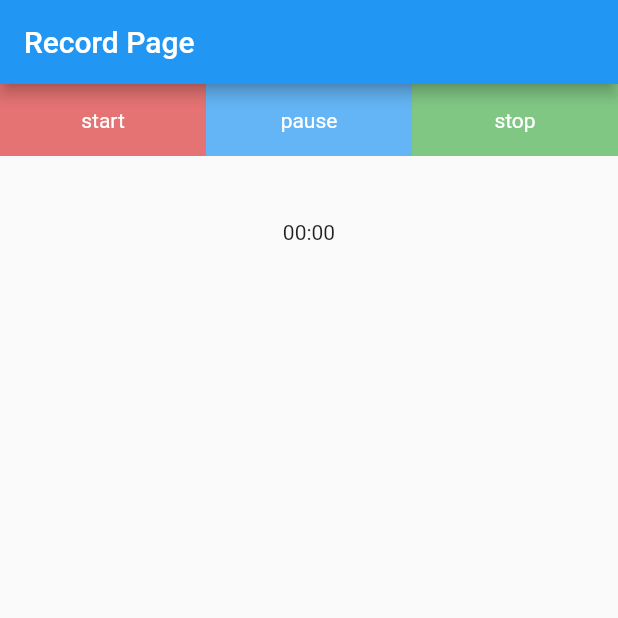
After one commit to totem-technologies/totem, a Flutter app: the HomePage screen opened directly, after a tap on "Record", on a phone screen of 412 x 824 dp, the top half of it. The commit adds this screen. Run offline on Flutter 3.47's test engine with Material 2 defaults, Android fonts, the phone set to English and light mode, and no system bars; our stand-ins replace audioplayers, cloud_firestore, firebase_auth, firebase_core, flutter_riverpod, flutter_screenutil and 5 more; missing offline and left inert: record_mp3; accounts and stored records are empty.

Commit message:
audio record page

```diff
--- a/lib/app/home/HomePage.dart
+++ b/lib/app/home/HomePage.dart
@@ -1,5 +1,6 @@
 import 'package:flutter/material.dart';
 import 'package:cloud_firestore/cloud_firestore.dart';
+import 'package:totem/components/widgets/Button.dart';
 import 'package:totem/components/widgets/Header.dart';
 import 'package:totem/models/Topics.dart';
 import 'package:totem/services/topics.dart';
@@ -113,7 +114,8 @@ class HomePage extends StatelessWidget {
             ],
           ),
           TotemHeader(text: 'Circles'),
-          TopicsList()
+          TopicsList(),
+              TotemButton(onButtonPressed:(stop){Navigator.pushNamed(context,'/audio');} , buttonText: 'Record')
         ])),
       ),
     ));
--- /dev/null
+++ b/lib/app/record.dart
@@ -0,0 +1,243 @@
+import 'dart:io';
+import 'package:audioplayers/audioplayers.dart';
+import 'package:flutter/material.dart';
+import 'dart:async';
+import 'package:path_provider/path_provider.dart';
+import 'package:record_mp3/record_mp3.dart';
+import 'package:permission_handler/permission_handler.dart';
+
+
+
+class RecordPage extends StatefulWidget {
+  @override
+  _RecordPageState createState() => _RecordPageState();
+}
+
+class _RecordPageState extends State<RecordPage> {
+  String statusText = '';
+  bool isComplete = false;
+  String timeString = '00:00';
+  Stopwatch stopwatch = Stopwatch();
+  late Timer timer;
+
+  @override
+  Widget build(BuildContext context) {
+    return MaterialApp(
+      home: Scaffold(
+        appBar: AppBar(
+          title: const Text('Record Page'),
+        ),
+        body: Column(children: [
+          Row(
+            mainAxisAlignment: MainAxisAlignment.spaceBetween,
+            children: <Widget>[
+              Expanded(
+                child: GestureDetector(
+                  child: Container(
+                    height: 48.0,
+                    decoration: BoxDecoration(color: Colors.red.shade300),
+                    child: Center(
+                      child: Text(
+                        'start',
+                        style: TextStyle(color: Colors.white),
+                      ),
+                    ),
+                  ),
+                  onTap: () async {
+                    startRecord();
+                  },
+                ),
+              ),
+              Expanded(
+                child: GestureDetector(
+                  child: Container(
+                    height: 48.0,
+                    decoration: BoxDecoration(color: Colors.blue.shade300),
+                    child: Center(
+                      child: Text(
+                        RecordMp3.instance.status == RecordStatus.PAUSE
+                            ? 'resume'
+                            : 'pause',
+                        style: TextStyle(color: Colors.white),
+                      ),
+                    ),
+                  ),
+                  onTap: () {
+                    pauseRecord();
+                  },
+                ),
+              ),
+              Expanded(
+                child: GestureDetector(
+                  child: Container(
+                    height: 48.0,
+                    decoration: BoxDecoration(color: Colors.green.shade300),
+                    child: Center(
+                      child: Text(
+                        'stop',
+                        style: TextStyle(color: Colors.white),
+                      ),
+                    ),
+                  ),
+                  onTap: () {
+                    stopRecord();
+                  },
+                ),
+              ),
+            ],
+          ),
+          Padding(
+            padding: const EdgeInsets.only(top: 20.0),
+            child: Column(
+              children: [
+                Text(
+                  statusText,
+                  style: TextStyle(color: Colors.red, fontSize: 20),
+                ),
+                Text(timeString)
+              ],
+            ),
+          ),
+          GestureDetector(
+            behavior: HitTestBehavior.opaque,
+            onTap: () {
+              play();
+            },
+            child: Container(
+              margin: EdgeInsets.only(top: 30),
+              alignment: AlignmentDirectional.center,
+              width: 100,
+              height: 50,
+              child: isComplete && recordFilePath != null
+                  ? Text(
+                'play',
+                style: TextStyle(color: Colors.red, fontSize: 20),
+              )
+                  : Container(),
+            ),
+          ),
+        ]),
+      ),
+    );
+  }
+  ///Timer
+  void start(){
+    stopwatch.start();
+    timer = Timer.periodic(Duration(seconds: 1), update);
+  }
+
+  void update(Timer t){
+    if(stopwatch.isRunning){
+      setState(() {
+        timeString =
+            (stopwatch.elapsed.inMinutes % 60).toString().padLeft(2, '0') + ':' +
+                (stopwatch.elapsed.inSeconds % 60).toString().padLeft(2, '0');
+      });
+
+    }
+  }
+
+  void stop(){
+    setState(() {
+      timer.cancel();
+      stopwatch.stop();
+    });
+
+  }
+
+
+  void reset(){
+    timer.cancel();
+    stopwatch.reset();
+    setState((){
+      timeString = '00:00:00';
+
+    });
+    stopwatch.stop();
+  }
+
+  ///Audio Record
+  Future<bool> checkPermission() async {
+    if (!await Permission.microphone.isGranted) {
+      PermissionStatus status = await Permission.microphone.request();
+      if (status != PermissionStatus.granted) {
+        return false;
+      }
+    }
+    return true;
+  }
+
+  void startRecord() async {
+    bool hasPermission = await checkPermission();
+    if (hasPermission) {
+      start();  //timer start
+      statusText = 'Recording...';
+      recordFilePath = await getFilePath();
+      isComplete = false;
+      RecordMp3.instance.start(recordFilePath, (type) {
+        statusText = 'Record error--->$type';
+        setState(() {});
+      });
+    } else {
+      statusText = 'No microphone permission';
+    }
+    setState(() {});
+  }
+
+  void pauseRecord() {
+    if (RecordMp3.instance.status == RecordStatus.PAUSE) {
+      bool s = RecordMp3.instance.resume();
+      if (s) {
+        statusText = 'Recording...';
+        start();
+        setState(() {});
+      }
+    } else {
+      bool s = RecordMp3.instance.pause();
+      if (s) {
+        statusText = 'Recording pause...';
+        stop();
+        setState(() {});
+      }
+    }
+  }
+
+  void stopRecord() {
+    bool s = RecordMp3.instance.stop();
+    if (s) {
+      statusText = 'Record complete';
+      isComplete = true;
+      reset();
+      setState(() {});
+    }
+  }
+
+  void resumeRecord() {
+    bool s = RecordMp3.instance.resume();
+    if (s) {
+      statusText = 'Recording...';
+      setState(() {});
+    }
+  }
+
+  late String recordFilePath;
+
+  void play() {
+    if (recordFilePath != null && File(recordFilePath).existsSync()) {
+      AudioPlayer audioPlayer = AudioPlayer();
+      audioPlayer.play(recordFilePath, isLocal: true);
+    }
+  }
+
+  int i = 0;
+
+  Future<String> getFilePath() async {
+    Directory storageDirectory = await getApplicationDocumentsDirectory();
+    String sdPath = storageDirectory.path + '/record';
+    var d = Directory(sdPath);
+    if (!d.existsSync()) {
+      d.createSync(recursive: true);
+    }
+    return sdPath + '/test_${i++}.mp3';
+  }
+}
--- a/lib/main.dart
+++ b/lib/main.dart
@@ -5,6 +5,7 @@ import 'package:totem/app/guideline_screen.dart';
 import 'package:totem/app/login/CodeRegisterPage.dart';
 import 'app/login/LoginPage.dart';
 import 'app/login/PhoneRegisterPage.dart';
+import 'app/record.dart';
 import 'app/settings/SettingsPage.dart';
 import 'app/home/HomePage.dart';
 import 'package:flutter_riverpod/flutter_riverpod.dart';
@@ -27,7 +28,8 @@ class App extends StatelessWidget {
       '/login/phone/code': (_) => CodeRegisterPage(),
       '/login/guideline': (_) => GuidelineScreen(),
       '/settings': (_) => LoggedinGuard(builder: (_) => SettingsPage()),
-      '/home': (_) => LoggedinGuard(builder: (_) => HomePage())
+      '/home': (_) => LoggedinGuard(builder: (_) => HomePage()),
+      '/audio':(_) => LoggedinGuard(builder: (_) => RecordPage())
     };
     return ScreenUtilInit(
       designSize: Size(360, 776),
--- a/pubspec.yaml
+++ b/pubspec.yaml
@@ -35,6 +35,10 @@ dependencies:
   flutter_screenutil: ^5.0.0+2
   hexcolor: ^2.0.4
   pin_code_fields: ^7.3.0
+  record_mp3: ^3.0.0
+  permission_handler: ^8.1.4+2
+  audioplayers: ^0.18.0
+  path_provider: ^2.0.2
 
 dev_dependencies:
   flutter_test:
```
Also changed, not shown: pubspec.lock, 1 other file.
